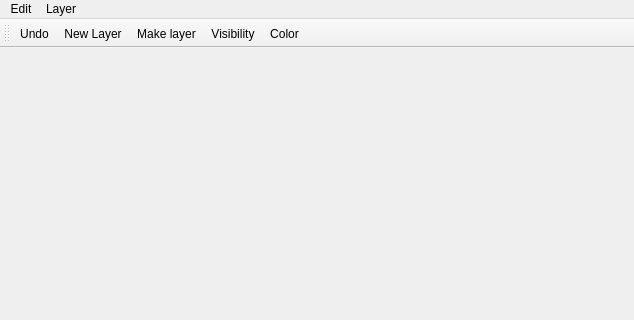
Above: app/gui/mainwindow.ui from mortalisk/geoSketch before the change; both pictures show x 0 to 634 and y 0 to 320 of the 634 by 470 pixel window. Below: the same form after it.
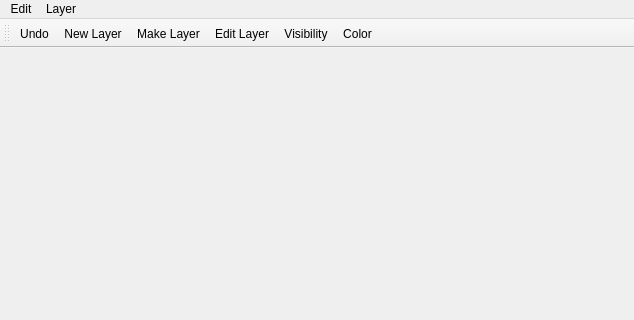
That is the form after the change. Icons and pictures are not drawn.

Commit message: edit layer and reposition features on surface

Diff of the .ui file:
```diff
--- a/app/gui/mainwindow.ui
+++ b/app/gui/mainwindow.ui
@@ -32,6 +32,7 @@
    <addaction name="actionUndo"/>
    <addaction name="actionNewLayer"/>
    <addaction name="actionMakeLayer"/>
+   <addaction name="actionEditLayer"/>
    <addaction name="actionVisibility"/>
    <addaction name="actionColor"/>
   </widget>
@@ -79,7 +80,7 @@
   </action>
   <action name="actionMakeLayer">
    <property name="text">
-    <string>Make layer</string>
+    <string>Make Layer</string>
    </property>
    <property name="toolTip">
     <string>Click to generate layer</string>
@@ -124,6 +125,11 @@
     <string>Ctrl+K</string>
    </property>
   </action>
+  <action name="actionEditLayer">
+   <property name="text">
+    <string>Edit Layer</string>
+   </property>
+  </action>
  </widget>
  <layoutdefault spacing="6" margin="11"/>
  <resources>
```
Left out of the diff: 8 changed lines with no effect on the pictures. The commit also changes 9 other files.
